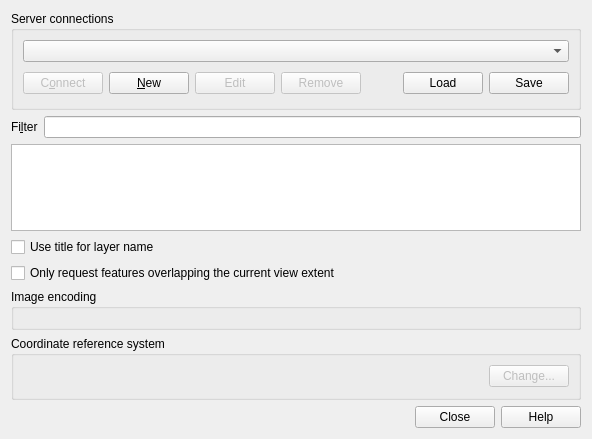
First picture: the form in src/ui/qgsarcgisservicesourceselectbase.ui, repository carsmie/QGIS, before the edit.
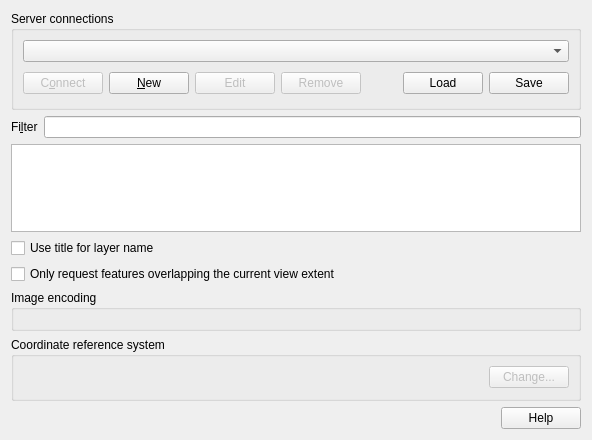
Second picture: the form after the edit.

Commit message:
Move the buttons and connections into the base class
This was a small refactoring to homogenize the
dialogs buttons and add an Ok/Add button bar.

Patch:
```diff
--- a/src/ui/qgsarcgisservicesourceselectbase.ui
+++ b/src/ui/qgsarcgisservicesourceselectbase.ui
@@ -7,7 +7,7 @@
     <x>0</x>
     <y>0</y>
     <width>592</width>
-    <height>439</height>
+    <height>440</height>
    </rect>
   </property>
   <layout class="QVBoxLayout" name="verticalLayout">
@@ -246,7 +246,7 @@
       <enum>Qt::Horizontal</enum>
      </property>
      <property name="standardButtons">
-      <set>QDialogButtonBox::Close|QDialogButtonBox::Help</set>
+      <set>QDialogButtonBox::Help</set>
      </property>
     </widget>
    </item>
```
The commit also changes 32 other files.
